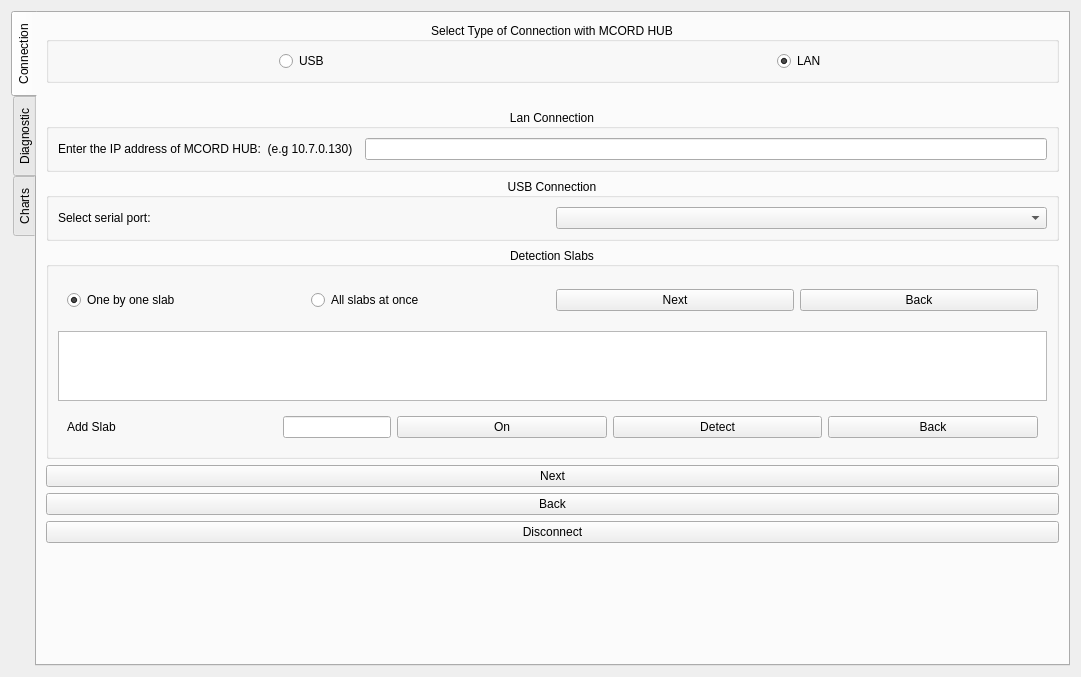
The window that widget.ui (MichalRK19780524/MCORD_GUI_CPP) describes before a commit, drawn with Qt 5.
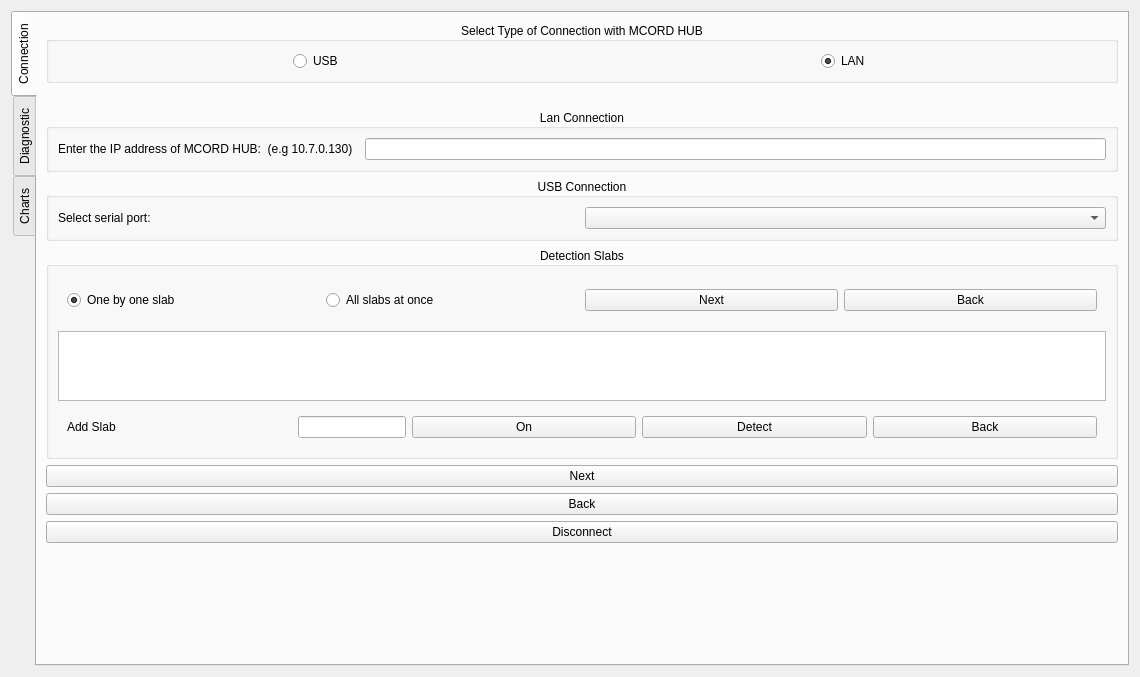
The same window after the commit.

Commit message: Fixed status color setting after voltage setting

Diff of the .ui file:
```diff
--- a/widget.ui
+++ b/widget.ui
@@ -9,10 +9,16 @@
    <rect>
     <x>0</x>
     <y>0</y>
-    <width>1081</width>
+    <width>1140</width>
     <height>677</height>
    </rect>
   </property>
+  <property name="minimumSize">
+   <size>
+    <width>1140</width>
+    <height>0</height>
+   </size>
+  </property>
   <property name="windowTitle">
    <string>MCORD Detector Control System</string>
   </property>
```
The commit also changes 2 other files.
